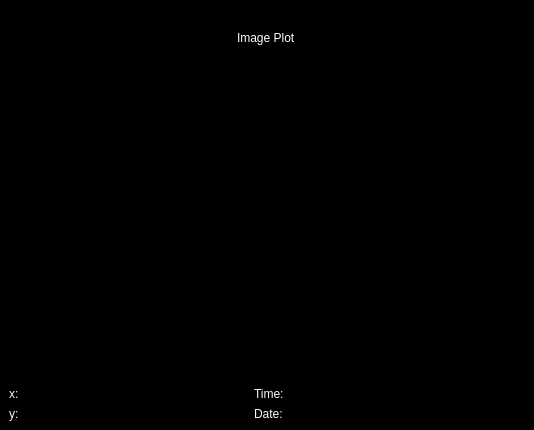
Before: the Qt Designer form src/interface/ui/image_window.ui in FXIhub/hummingbird, drawn with Qt 5.
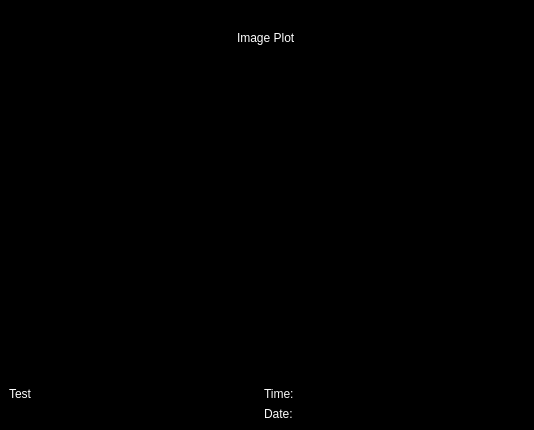
After: the same form once the commit is applied.

Commit message: add infoLabel to image plot

Patch:
```diff
--- a/src/interface/ui/image_window.ui
+++ b/src/interface/ui/image_window.ui
@@ -159,8 +159,8 @@
    <string>MainWindow</string>
   </property>
   <widget class="QWidget" name="centralwidget">
-   <layout class="QVBoxLayout" name="verticalLayout">
-    <item>
+   <layout class="QGridLayout" name="gridLayout">
+    <item row="0" column="0">
      <widget class="QLineEdit" name="title">
       <property name="palette">
        <palette>
@@ -247,106 +247,65 @@
       </property>
      </widget>
     </item>
-    <item>
+    <item row="2" column="0">
      <layout class="QHBoxLayout" name="horizontalLayout_4">
+      <item>
+       <widget class="QLabel" name="infoLabel">
+        <property name="sizePolicy">
+         <sizepolicy hsizetype="Expanding" vsizetype="Preferred">
+          <horstretch>0</horstretch>
+          <verstretch>0</verstretch>
+         </sizepolicy>
+        </property>
+        <property name="palette">
+         <palette>
+          <active>
+           <colorrole role="WindowText">
+            <brush brushstyle="SolidPattern">
+             <color alpha="255">
+              <red>255</red>
+              <green>255</green>
+              <blue>255</blue>
+             </color>
+            </brush>
+           </colorrole>
+          </active>
+          <inactive>
+           <colorrole role="WindowText">
+            <brush brushstyle="SolidPattern">
+             <color alpha="255">
+              <red>255</red>
+              <green>255</green>
+              <blue>255</blue>
+             </color>
+            </brush>
+           </colorrole>
+          </inactive>
+          <disabled>
+           <colorrole role="WindowText">
+            <brush brushstyle="SolidPattern">
+             <color alpha="255">
+              <red>127</red>
+              <green>127</green>
+              <blue>127</blue>
+             </color>
+            </brush>
+           </colorrole>
+          </disabled>
+         </palette>
+        </property>
+        <property name="text">
+         <string>Test</string>
+        </property>
+        <property name="alignment">
+         <set>Qt::AlignLeading|Qt::AlignLeft|Qt::AlignTop</set>
+        </property>
+       </widget>
+      </item>
       <item>
        <layout class="QVBoxLayout" name="verticalLayout_3">
         <item>
          <layout class="QHBoxLayout" name="horizontalLayout_3">
-          <item>
-           <widget class="QLabel" name="label_3">
-            <property name="palette">
-             <palette>
-              <active>
-               <colorrole role="WindowText">
-                <brush brushstyle="SolidPattern">
-                 <color alpha="255">
-                  <red>250</red>
-                  <green>250</green>
-                  <blue>250</blue>
-                 </color>
-                </brush>
-               </colorrole>
-              </active>
-              <inactive>
-               <colorrole role="WindowText">
-                <brush brushstyle="SolidPattern">
-                 <color alpha="255">
-                  <red>250</red>
-                  <green>250</green>
-                  <blue>250</blue>
-                 </color>
-                </brush>
-               </colorrole>
-              </inactive>
-              <disabled>
-               <colorrole role="WindowText">
-                <brush brushstyle="SolidPattern">
-                 <color alpha="255">
-                  <red>127</red>
-                  <green>127</green>
-                  <blue>127</blue>
-                 </color>
-                </brush>
-               </colorrole>
-              </disabled>
-             </palette>
-            </property>
-            <property name="text">
-             <string>x:</string>
-            </property>
-           </widget>
-          </item>
-          <item>
-           <widget class="QLabel" name="xLabel">
-            <property name="sizePolicy">
-             <sizepolicy hsizetype="Expanding" vsizetype="Preferred">
-              <horstretch>0</horstretch>
-              <verstretch>0</verstretch>
-             </sizepolicy>
-            </property>
-            <property name="palette">
-             <palette>
-              <active>
-               <colorrole role="WindowText">
-                <brush brushstyle="SolidPattern">
-                 <color alpha="255">
-                  <red>250</red>
-                  <green>250</green>
-                  <blue>250</blue>
-                 </color>
-                </brush>
-               </colorrole>
-              </active>
-              <inactive>
-               <colorrole role="WindowText">
-                <brush brushstyle="SolidPattern">
-                 <color alpha="255">
-                  <red>250</red>
-                  <green>250</green>
-                  <blue>250</blue>
-                 </color>
-                </brush>
-               </colorrole>
-              </inactive>
-              <disabled>
-               <colorrole role="WindowText">
-                <brush brushstyle="SolidPattern">
-                 <color alpha="255">
-                  <red>127</red>
-                  <green>127</green>
-                  <blue>127</blue>
-                 </color>
-                </brush>
-               </colorrole>
-              </disabled>
-             </palette>
-            </property>
-            <property name="text">
-             <string/>
-            </property>
-           </widget>
-          </item>
           <item>
            <widget class="QLabel" name="label_2">
             <property name="palette">
@@ -445,100 +404,6 @@
         </item>
         <item>
          <layout class="QHBoxLayout" name="horizontalLayout_2">
-          <item>
-           <widget class="QLabel" name="label_4">
-            <property name="palette">
-             <palette>
-              <active>
-               <colorrole role="WindowText">
-                <brush brushstyle="SolidPattern">
-                 <color alpha="255">
-                  <red>250</red>
-                  <green>250</green>
-                  <blue>250</blue>
-                 </color>
-                </brush>
-               </colorrole>
-              </active>
-              <inactive>
-               <colorrole role="WindowText">
-                <brush brushstyle="SolidPattern">
-                 <color alpha="255">
-                  <red>250</red>
-                  <green>250</green>
-                  <blue>250</blue>
-                 </color>
-                </brush>
-               </colorrole>
-              </inactive>
-              <disabled>
-               <colorrole role="WindowText">
-                <brush brushstyle="SolidPattern">
-                 <color alpha="255">
-                  <red>127</red>
-                  <green>127</green>
-                  <blue>127</blue>
-                 </color>
-                </brush>
-               </colorrole>
-              </disabled>
-             </palette>
-            </property>
-            <property name="text">
-             <string>y:</string>
-            </property>
-           </widget>
-          </item>
-          <item>
-           <widget class="QLabel" name="yLabel">
-            <property name="sizePolicy">
-             <sizepolicy hsizetype="Expanding" vsizetype="Preferred">
-              <horstretch>0</horstretch>
-              <verstretch>0</verstretch>
-             </sizepolicy>
-            </property>
-            <property name="palette">
-             <palette>
-              <active>
-               <colorrole role="WindowText">
-                <brush brushstyle="SolidPattern">
-                 <color alpha="255">
-                  <red>251</red>
-                  <green>251</green>
-                  <blue>251</blue>
-                 </color>
-                </brush>
-               </colorrole>
-              </active>
-              <inactive>
-               <colorrole role="WindowText">
-                <brush brushstyle="SolidPattern">
-                 <color alpha="255">
-                  <red>251</red>
-                  <green>251</green>
-                  <blue>251</blue>
-                 </color>
-                </brush>
-               </colorrole>
-              </inactive>
-              <disabled>
-               <colorrole role="WindowText">
-                <brush brushstyle="SolidPattern">
-                 <color alpha="255">
-                  <red>127</red>
-                  <green>127</green>
-                  <blue>127</blue>
-                 </color>
-                </brush>
-               </colorrole>
-              </disabled>
-             </palette>
-            </property>
-            <property name="text">
-             <string/>
-            </property>
-           </widget>
-          </item>
           <item>
            <widget class="QLabel" name="label_5">
             <property name="palette">
```
Left out of the diff: 2 changed lines with no effect on the pictures.
